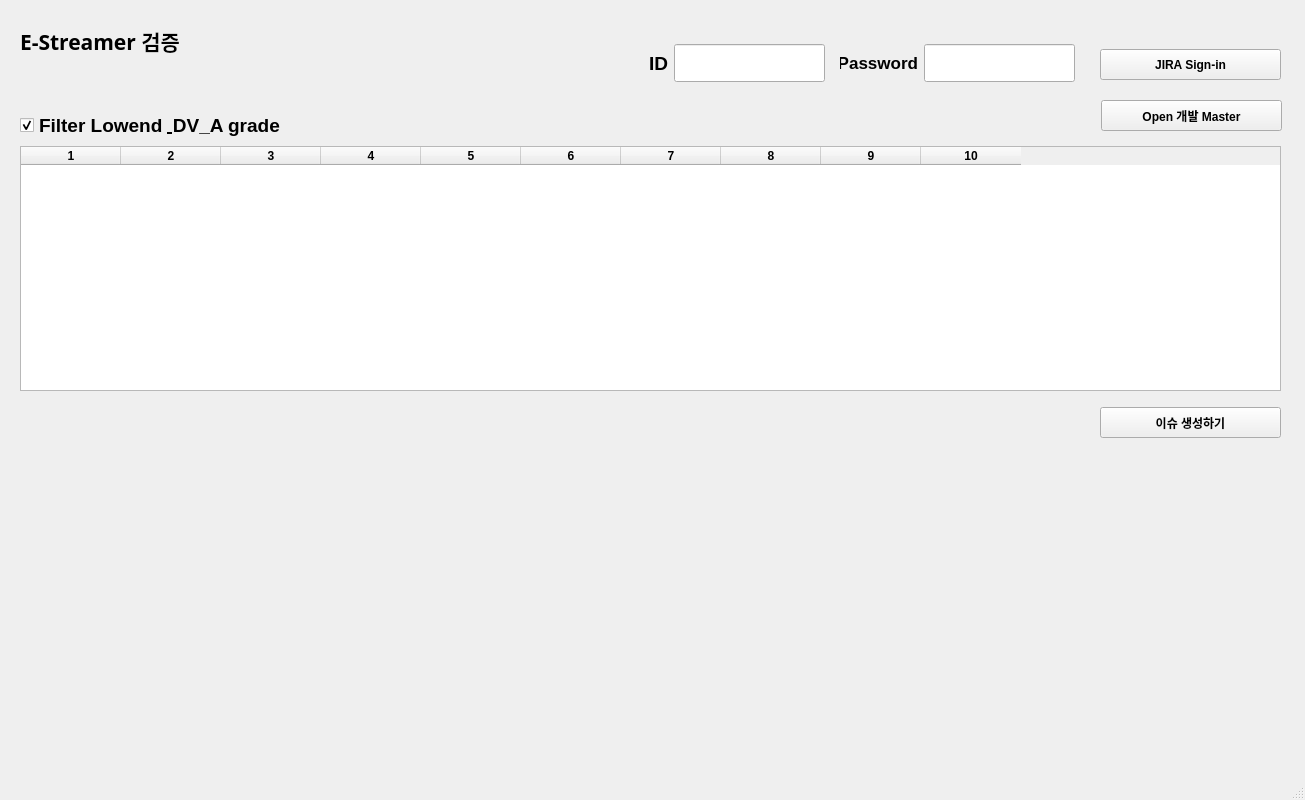
The window that UI_part/JIRA_E-Streamer/Estreamer_JIRA_Main.ui (tvglobalapp/python_tool) describes before a commit, drawn with Qt 5.
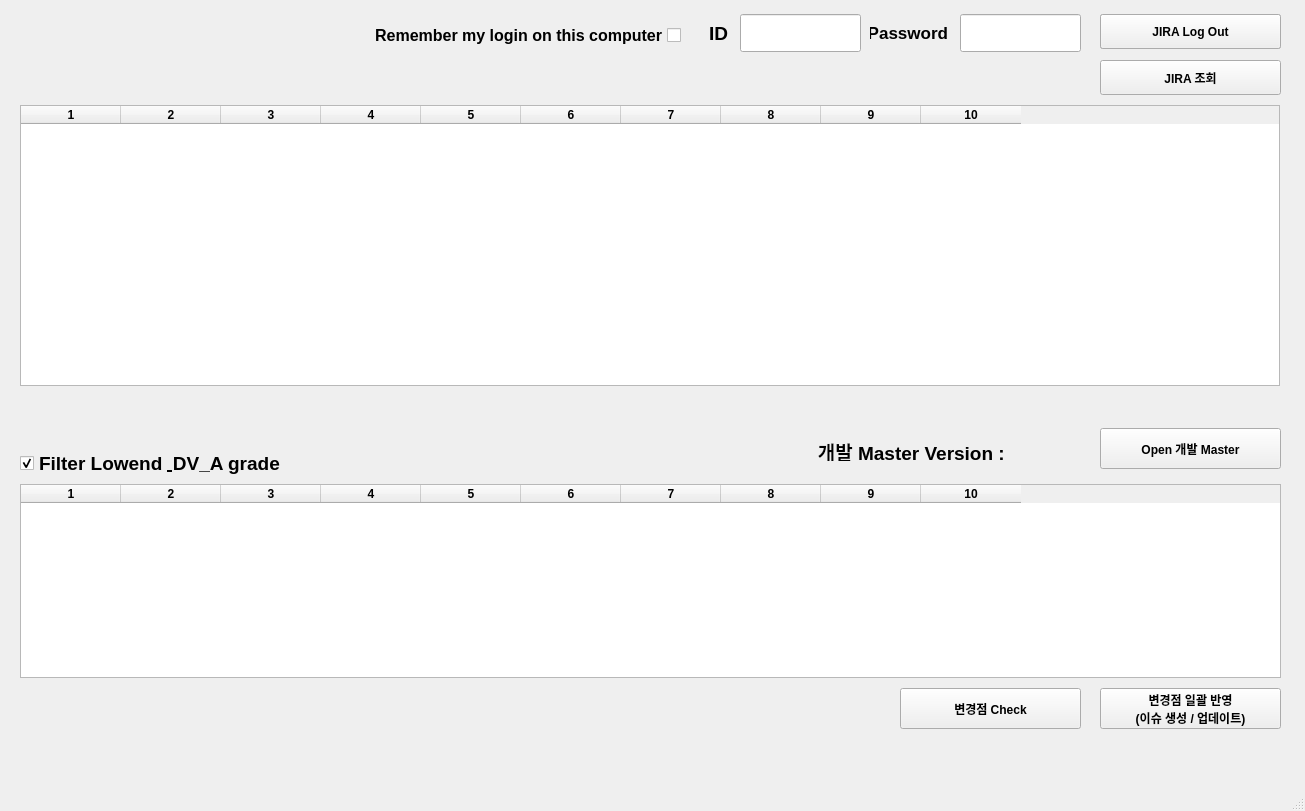
The same window after the commit.

Commit message: implements check changes and updates

Diff of the .ui file:
```diff
--- a/UI_part/JIRA_E-Streamer/Estreamer_JIRA_Main.ui
+++ b/UI_part/JIRA_E-Streamer/Estreamer_JIRA_Main.ui
@@ -7,7 +7,7 @@
     <x>0</x>
     <y>0</y>
     <width>1305</width>
-    <height>800</height>
+    <height>811</height>
    </rect>
   </property>
   <property name="font">
@@ -24,9 +24,9 @@
     <property name="geometry">
      <rect>
       <x>1100</x>
-      <y>49</y>
+      <y>14</y>
       <width>181</width>
-      <height>31</height>
+      <height>35</height>
      </rect>
     </property>
     <property name="text">
@@ -36,17 +36,46 @@
    <widget class="QWidget" name="verticalLayoutWidget">
     <property name="geometry">
      <rect>
-      <x>0</x>
-      <y>110</y>
-      <width>1281</width>
-      <height>281</height>
+      <x>20</x>
+      <y>448</y>
+      <width>1261</width>
+      <height>230</height>
      </rect>
     </property>
-    <layout class="QVBoxLayout" name="verticalLayout">
+    <layout class="QGridLayout" name="gridLayout">
      <property name="leftMargin">
-      <number>20</number>
+      <number>0</number>
      </property>
-     <item>
+     <item row="1" column="0">
+      <widget class="QTableWidget" name="tblMaster">
+       <property name="autoScroll">
+        <bool>true</bool>
+       </property>
+       <property name="selectionMode">
+        <enum>QAbstractItemView::SingleSelection</enum>
+       </property>
+       <property name="selectionBehavior">
+        <enum>QAbstractItemView::SelectRows</enum>
+       </property>
+       <property name="columnCount">
+        <number>10</number>
+       </property>
+       <attribute name="horizontalHeaderCascadingSectionResizes">
+        <bool>true</bool>
+       </attribute>
+       <column/>
+       <column/>
+       <column/>
+       <column/>
+       <column/>
+       <column/>
+       <column/>
+       <column/>
+       <column/>
+       <column/>
+      </widget>
+     </item>
+     <item row="0" column="0">
       <widget class="QCheckBox" name="chkLowend">
        <property name="minimumSize">
         <size>
@@ -73,87 +102,26 @@
        </property>
       </widget>
      </item>
-     <item>
-      <widget class="QTableWidget" name="tblMaster">
-       <property name="autoScroll">
-        <bool>true</bool>
-       </property>
-       <property name="selectionMode">
-        <enum>QAbstractItemView::SingleSelection</enum>
-       </property>
-       <property name="selectionBehavior">
-        <enum>QAbstractItemView::SelectRows</enum>
-       </property>
-       <property name="columnCount">
-        <number>10</number>
-       </property>
-       <attribute name="horizontalHeaderCascadingSectionResizes">
-        <bool>true</bool>
-       </attribute>
-       <column/>
-       <column/>
-       <column/>
-       <column/>
-       <column/>
-       <column/>
-       <column/>
-       <column/>
-       <column/>
-       <column/>
-      </widget>
-     </item>
     </layout>
    </widget>
    <widget class="QPushButton" name="btnOpenMaster">
     <property name="geometry">
      <rect>
-      <x>1101</x>
-      <y>100</y>
+      <x>1100</x>
+      <y>428</y>
       <width>181</width>
-      <height>31</height>
+      <height>41</height>
      </rect>
     </property>
     <property name="text">
      <string>Open 개발 Master</string>
     </property>
    </widget>
-   <widget class="QLabel" name="label_3">
-    <property name="geometry">
-     <rect>
-      <x>20</x>
-      <y>20</y>
-      <width>331</width>
-      <height>41</height>
-     </rect>
-    </property>
-    <property name="font">
-     <font>
-      <family>HY견고딕</family>
-      <pointsize>16</pointsize>
-     </font>
-    </property>
-    <property name="text">
-     <string>E-Streamer 검증</string>
-    </property>
-   </widget>
-   <widget class="QPushButton" name="btnCreateIssue">
-    <property name="geometry">
-     <rect>
-      <x>1100</x>
-      <y>407</y>
-      <width>181</width>
-      <height>31</height>
-     </rect>
-    </property>
-    <property name="text">
-     <string>이슈 생성하기</string>
-    </property>
-   </widget>
    <widget class="QLabel" name="lblId">
     <property name="geometry">
      <rect>
-      <x>590</x>
-      <y>44</y>
+      <x>650</x>
+      <y>14</y>
       <width>78</width>
       <height>38</height>
      </rect>
@@ -176,9 +144,9 @@
    <widget class="QLineEdit" name="txtId">
     <property name="geometry">
      <rect>
-      <x>674</x>
-      <y>44</y>
-      <width>151</width>
+      <x>740</x>
+      <y>14</y>
+      <width>121</width>
       <height>38</height>
      </rect>
     </property>
@@ -197,8 +165,8 @@
    <widget class="QLabel" name="lblPwd">
     <property name="geometry">
      <rect>
-      <x>840</x>
-      <y>44</y>
+      <x>870</x>
+      <y>14</y>
       <width>78</width>
       <height>38</height>
      </rect>
@@ -221,9 +189,9 @@
    <widget class="QLineEdit" name="txtPwd">
     <property name="geometry">
      <rect>
-      <x>924</x>
-      <y>44</y>
-      <width>151</width>
+      <x>960</x>
+      <y>14</y>
+      <width>121</width>
       <height>38</height>
      </rect>
     </property>
@@ -245,18 +213,18 @@
    <widget class="QLabel" name="lblStatus">
     <property name="geometry">
      <rect>
-      <x>870</x>
-      <y>417</y>
-      <width>191</width>
-      <height>20</height>
+      <x>708</x>
+      <y>388</y>
+      <width>571</width>
+      <height>31</height>
      </rect>
     </property>
     <property name="font">
      <font>
       <family>Arial</family>
-      <pointsize>10</pointsize>
-      <weight>50</weight>
-      <bold>false</bold>
+      <pointsize>13</pointsize>
+      <weight>75</weight>
+      <bold>true</bold>
      </font>
     </property>
     <property name="alignment">
@@ -266,9 +234,9 @@
    <widget class="QLabel" name="lblUserName">
     <property name="geometry">
      <rect>
-      <x>725</x>
-      <y>100</y>
-      <width>350</width>
+      <x>710</x>
+      <y>20</y>
+      <width>371</width>
       <height>31</height>
      </rect>
     </property>
@@ -290,6 +258,181 @@
      <set>Qt::AlignRight|Qt::AlignTrailing|Qt::AlignVCenter</set>
     </property>
    </widget>
+   <widget class="QPushButton" name="btnInqIssue">
+    <property name="geometry">
+     <rect>
+      <x>1100</x>
+      <y>60</y>
+      <width>181</width>
+      <height>35</height>
+     </rect>
+    </property>
+    <property name="text">
+     <string>JIRA 조회</string>
+    </property>
+   </widget>
+   <widget class="QTableWidget" name="tblJira">
+    <property name="geometry">
+     <rect>
+      <x>20</x>
+      <y>105</y>
+      <width>1260</width>
+      <height>281</height>
+     </rect>
+    </property>
+    <property name="autoScroll">
+     <bool>true</bool>
+    </property>
+    <property name="selectionMode">
+     <enum>QAbstractItemView::SingleSelection</enum>
+    </property>
+    <property name="selectionBehavior">
+     <enum>QAbstractItemView::SelectRows</enum>
+    </property>
+    <property name="columnCount">
+     <number>10</number>
+    </property>
+    <attribute name="horizontalHeaderCascadingSectionResizes">
+     <bool>true</bool>
+    </attribute>
+    <column/>
+    <column/>
+    <column/>
+    <column/>
+    <column/>
+    <column/>
+    <column/>
+    <column/>
+    <column/>
+    <column/>
+   </widget>
+   <widget class="QLabel" name="lblVer">
+    <property name="geometry">
+     <rect>
+      <x>1009</x>
+      <y>441</y>
+      <width>91</width>
+      <height>20</height>
+     </rect>
+    </property>
+    <property name="font">
+     <font>
+      <pointsize>14</pointsize>
+     </font>
+    </property>
+    <property name="text">
+     <string/>
+    </property>
+   </widget>
+   <widget class="QPushButton" name="btnChkDiff">
+    <property name="geometry">
+     <rect>
+      <x>900</x>
+      <y>688</y>
+      <width>181</width>
+      <height>41</height>
+     </rect>
+    </property>
+    <property name="text">
+     <string>변경점 Check</string>
+    </property>
+   </widget>
+   <widget class="QPushButton" name="btnUpdate">
+    <property name="geometry">
+     <rect>
+      <x>1100</x>
+      <y>688</y>
+      <width>181</width>
+      <height>41</height>
+     </rect>
+    </property>
+    <property name="text">
+     <string>변경점 일괄 반영
+(이슈 생성 / 업데이트)</string>
+    </property>
+   </widget>
+   <widget class="QLabel" name="lblVer_2">
+    <property name="geometry">
+     <rect>
+      <x>769</x>
+      <y>441</y>
+      <width>241</width>
+      <height>20</height>
+     </rect>
+    </property>
+    <property name="font">
+     <font>
+      <pointsize>14</pointsize>
+     </font>
+    </property>
+    <property name="text">
+     <string>개발 Master Version : </string>
+    </property>
+    <property name="alignment">
+     <set>Qt::AlignRight|Qt::AlignTrailing|Qt::AlignVCenter</set>
+    </property>
+   </widget>
+   <widget class="QLabel" name="lblImageInfo">
+    <property name="geometry">
+     <rect>
+      <x>638</x>
+      <y>90</y>
+      <width>431</width>
+      <height>31</height>
+     </rect>
+    </property>
+    <property name="font">
+     <font>
+      <family>Arial</family>
+      <pointsize>13</pointsize>
+      <weight>75</weight>
+      <bold>true</bold>
+     </font>
+    </property>
+    <property name="alignment">
+     <set>Qt::AlignRight|Qt::AlignTrailing|Qt::AlignVCenter</set>
+    </property>
+   </widget>
+   <widget class="QCheckBox" name="chkSession">
+    <property name="geometry">
+     <rect>
+      <x>330</x>
+      <y>25</y>
+      <width>351</width>
+      <height>20</height>
+     </rect>
+    </property>
+    <property name="font">
+     <font>
+      <pointsize>12</pointsize>
+     </font>
+    </property>
+    <property name="layoutDirection">
+     <enum>Qt::RightToLeft</enum>
+    </property>
+    <property name="text">
+     <string>Remember my login on this computer</string>
+    </property>
+    <property name="iconSize">
+     <size>
+      <width>20</width>
+      <height>20</height>
+     </size>
+    </property>
+   </widget>
+   <widget class="QPushButton" name="btnLogout">
+    <property name="geometry">
+     <rect>
+      <x>1100</x>
+      <y>14</y>
+      <width>181</width>
+      <height>35</height>
+     </rect>
+    </property>
+    <property name="text">
+     <string>JIRA Log Out</string>
+    </property>
+   </widget>
   </widget>
   <widget class="QMenuBar" name="menubar">
    <property name="geometry">
```
Left out of the diff: 2 changed lines with no effect on the pictures. The commit also changes 3 other files.
